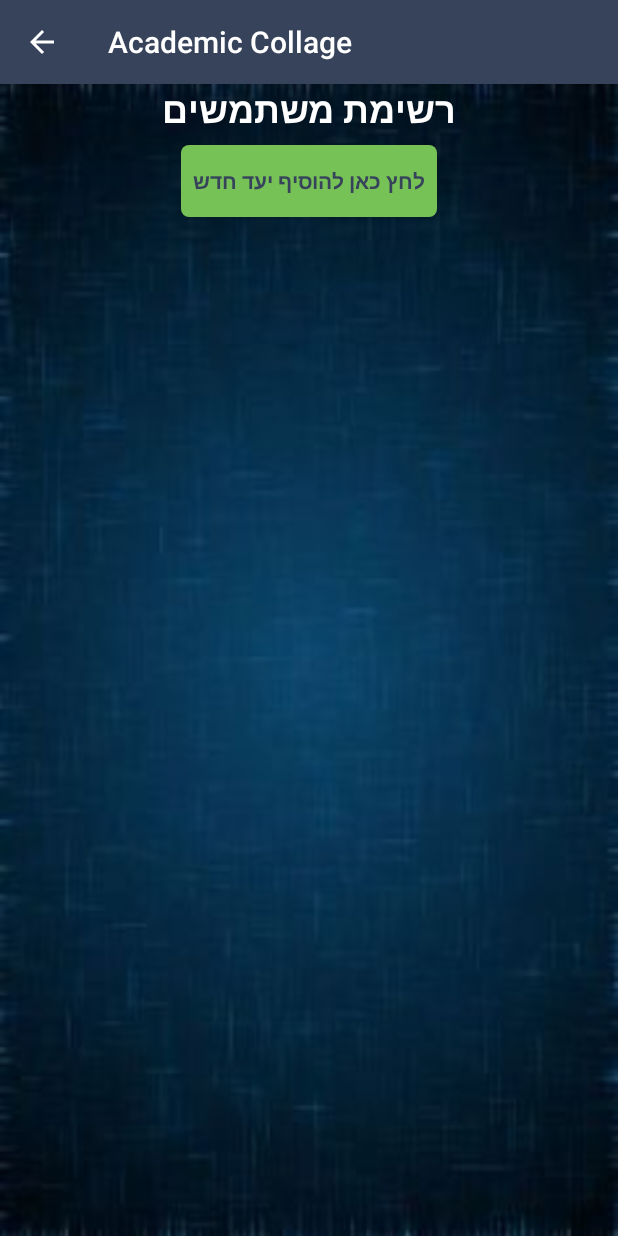
After one commit to jeffreybenabou/AcademicCollage2019, an Android app: the RecyclerExampleVacation screen opened directly, with no data from a screen before it, on a phone screen of 412 x 824 dp. The commit adds this screen. Run offline under Robolectric (Android 15) with nearby library versions, the phone set to English and light mode, and no system bars; our stand-ins replace Firebase (no records; nobody signed in at launch, a user with empty details on screens opened directly).

Commit message:
Recycler View

```diff
--- a/app/src/main/AndroidManifest.xml
+++ b/app/src/main/AndroidManifest.xml
@@ -14,7 +14,8 @@
         android:roundIcon="@mipmap/ic_launcher_round"
         android:supportsRtl="true"
         android:theme="@style/AppTheme">
-        <activity android:name=".advancePrograming.RecyclerViewExample"></activity>
+        <activity android:name=".advancePrograming.RecyclerExample.RecyclerExampleVacation"></activity>
+        <activity android:name=".advancePrograming.RecyclerExample.RecyclerViewExample" />
         <activity android:name=".advancePrograming.ThreadExample" />
         <activity android:name=".advancePrograming.AnimationExample" />
         <activity android:name=".basicPrograming.DialogExample" />
--- /dev/null
+++ b/app/src/main/java/com/jeffrey/academiccollage/advancePrograming/RecyclerExample/Adapter.java
@@ -0,0 +1,68 @@
+package com.jeffrey.academiccollage.advancePrograming.RecyclerExample;
+
+import android.view.LayoutInflater;
+import android.view.View;
+import android.view.ViewGroup;
+import android.widget.ImageView;
+import android.widget.TextView;
+
+import androidx.annotation.NonNull;
+import androidx.recyclerview.widget.RecyclerView;
+
+import com.jeffrey.academiccollage.R;
+
+import java.util.ArrayList;
+
+public class Adapter extends  RecyclerView.Adapter<Adapter.ViewHolder>{
+
+
+    private ArrayList<Vacation> vacations=new ArrayList<>();
+
+
+    public Adapter(ArrayList<Vacation> vacations){
+        this.vacations=vacations;
+    }
+
+
+
+
+
+    @NonNull
+    @Override
+    public ViewHolder onCreateViewHolder(@NonNull ViewGroup parent, int viewType) {
+        View view = LayoutInflater.from(parent.getContext()).inflate(R.layout.vacation,parent,false);
+
+        return new Adapter.ViewHolder(view);
+
+    }
+
+    @Override
+    public void onBindViewHolder(@NonNull ViewHolder holder, int position) {
+        holder.title.setText(vacations.get(position).getNameOfDestination());
+        holder.desc.setText(vacations.get(position).getMoreDetailed());
+        holder.price.setText(vacations.get(position).getPrice());
+
+
+    }
+
+    @Override
+    public int getItemCount() {
+        return vacations.size();
+    }
+
+
+    public class ViewHolder extends RecyclerView.ViewHolder {
+        public TextView title;
+        public TextView desc;
+        public ImageView link;
+        public TextView price;
+
+        public ViewHolder(@NonNull View itemView)
+        {
+            super(itemView);
+            title=itemView.findViewById(R.id.title_of_vacation);
+            desc=itemView.findViewById(R.id.description_of_vacation);
+            price=itemView.findViewById(R.id.price_of_vacation);
+        }
+    }
+}
--- /dev/null
+++ b/app/src/main/java/com/jeffrey/academiccollage/advancePrograming/RecyclerExample/RecyclerExampleVacation.java
@@ -0,0 +1,108 @@
+package com.jeffrey.academiccollage.advancePrograming.RecyclerExample;
+
+import android.content.DialogInterface;
+import android.os.Bundle;
+import android.view.LayoutInflater;
+import android.view.View;
+import android.widget.EditText;
+
+import androidx.appcompat.app.AlertDialog;
+import androidx.recyclerview.widget.LinearLayoutManager;
+import androidx.recyclerview.widget.RecyclerView;
+
+import com.google.android.gms.tasks.OnSuccessListener;
+import com.google.firebase.firestore.DocumentReference;
+import com.google.firebase.firestore.FirebaseFirestore;
+import com.google.firebase.firestore.QuerySnapshot;
+import com.jeffrey.academiccollage.BasicActivity;
+import com.jeffrey.academiccollage.R;
+
+import java.util.ArrayList;
+
+public class RecyclerExampleVacation extends BasicActivity {
+    private FirebaseFirestore db = FirebaseFirestore.getInstance();
+    private EditText title,description,price;
+    private View dialogView;
+private Adapter adapter;
+    private ArrayList<Vacation> vacations=new ArrayList<>();
+
+
+    @Override
+    protected void onCreate(Bundle savedInstanceState) {
+        super.onCreate(savedInstanceState);
+        setContentView(R.layout.activity_recycler_example_vacation);
+        loadRecyclerView();
+        loadListOfUsers();
+
+        findViewById(R.id.add_new_user).setOnClickListener(new View.OnClickListener() {
+            @Override
+            public void onClick(View v) {
+
+                AlertDialog.Builder dialogBuilder = new AlertDialog.Builder(RecyclerExampleVacation.this);
+// ...Irrelevant code for customizing the buttons and title
+                LayoutInflater inflater = RecyclerExampleVacation.this.getLayoutInflater();
+                 dialogView = inflater.inflate(R.layout.input_dialog, null);
+                dialogBuilder.setView(dialogView);
+
+                dialogBuilder.setPositiveButton("הוסף יעד", new DialogInterface.OnClickListener() {
+                    @Override
+                    public void onClick(DialogInterface dialog, int which) {
+
+                        Vacation vacation = new Vacation(title.getText().toString(), description.getText().toString(), price.getText().toString());
+
+
+                        db.collection("vacation").add(vacation).addOnSuccessListener(new OnSuccessListener<DocumentReference>() {
+                            @Override
+                            public void onSuccess(DocumentReference documentReference) {
+
+                                adapter.notifyItemChanged(vacations.size());
+
+                            }
+                        });
+
+
+                    }
+                }).setNegativeButton("בטל", new DialogInterface.OnClickListener() {
+                    @Override
+                    public void onClick(DialogInterface dialog, int which) {
+
+                    }
+                });
+
+                 title = (EditText) dialogView.findViewById(R.id.title_of_vacation);
+                description = (EditText) dialogView.findViewById(R.id.description_of_vacation);
+                price = (EditText) dialogView.findViewById(R.id.price_of_vacation);
+                AlertDialog alertDialog = dialogBuilder.create();
+                alertDialog.show();
+            }
+        });
+
+
+    }
+
+    private void loadListOfUsers(){
+        db.collection("vacation").get().addOnSuccessListener(new OnSuccessListener<QuerySnapshot>() {
+            @Override
+            public void onSuccess(QuerySnapshot queryDocumentSnapshots) {
+                for (int i = 0; i <queryDocumentSnapshots.getDocuments().size() ; i++) {
+                    vacations.add(queryDocumentSnapshots.getDocuments().get(i).toObject(Vacation.class));
+                    adapter.notifyItemChanged(i);
+                }
+
+
+            }
+        });
+    }
+
+
+    private void loadRecyclerView() {
+        LinearLayoutManager layoutManager = new LinearLayoutManager(this, LinearLayoutManager.VERTICAL, false);
+        layoutManager.setSmoothScrollbarEnabled(true);
+        RecyclerView recyclerView = findViewById(R.id.vacation_recycler);
+        recyclerView.setLayoutManager(layoutManager);
+         adapter = new Adapter(vacations);
+        recyclerView.setAdapter(adapter);
+    }
+
+
+}
--- a/app/src/main/res/layout/activity_object_example2.xml
+++ b/app/src/main/res/layout/activity_object_example2.xml
@@ -47,7 +47,7 @@
             app:layout_constraintTop_toTopOf="parent" />
 
         <TextView
-            android:id="@+id/title"
+            android:id="@+id/title_of_vacation"
             android:layout_width="wrap_content"
             android:layout_height="wrap_content"
             android:layout_marginEnd="8dp"
@@ -70,7 +70,7 @@
         tools:srcCompat="@tools:sample/avatars[7]" />
 
     <TextView
-        android:id="@+id/description"
+        android:id="@+id/description_of_vacation"
         android:layout_width="wrap_content"
         android:layout_height="wrap_content"
         android:text="TextView"
--- /dev/null
+++ b/app/src/main/res/layout/activity_recycler_example_vacation.xml
@@ -0,0 +1,44 @@
+<?xml version="1.0" encoding="utf-8"?>
+<androidx.constraintlayout.widget.ConstraintLayout xmlns:android="http://schemas.android.com/apk/res/android"
+    xmlns:app="http://schemas.android.com/apk/res-auto"
+    xmlns:tools="http://schemas.android.com/tools"
+    android:layout_width="match_parent"
+    android:layout_height="match_parent"
+    android:background="@drawable/background_image"
+    tools:context=".advancePrograming.RecyclerExample.RecyclerExampleVacation">
+
+    <TextView
+        android:id="@+id/textView61"
+        style="@style/title"
+        android:layout_width="wrap_content"
+        android:layout_height="wrap_content"
+        android:text="רשימת משתמשים"
+        app:layout_constraintEnd_toEndOf="parent"
+        app:layout_constraintStart_toStartOf="parent"
+        app:layout_constraintTop_toTopOf="parent" />
+
+    <Button
+        android:id="@+id/add_new_user"
+        style="@style/button"
+        android:layout_width="wrap_content"
+        android:layout_height="wrap_content"
+        android:paddingStart="8dp"
+        android:paddingEnd="8dp"
+        android:text="לחץ כאן להוסיף יעד חדש"
+        app:layout_constraintEnd_toEndOf="parent"
+        app:layout_constraintStart_toStartOf="parent"
+        app:layout_constraintTop_toBottomOf="@+id/textView61" />
+
+    <androidx.recyclerview.widget.RecyclerView
+        android:id="@+id/vacation_recycler"
+        android:layout_width="0dp"
+        android:layout_height="0dp"
+        android:layout_marginStart="8dp"
+        android:layout_marginTop="8dp"
+        android:layout_marginEnd="8dp"
+        android:layout_marginBottom="8dp"
+        app:layout_constraintBottom_toBottomOf="parent"
+        app:layout_constraintEnd_toEndOf="parent"
+        app:layout_constraintStart_toStartOf="parent"
+        app:layout_constraintTop_toBottomOf="@+id/add_new_user" />
+</androidx.constraintlayout.widget.ConstraintLayout>
```
Also changed, not shown: app/src/main/java/com/jeffrey/academiccollage/MainActivity.java (+7 -0 lines), app/src/main/java/com/jeffrey/academiccollage/advancePrograming/RecyclerExample/RecyclerViewExample.java (added, +25 -0 lines), app/src/main/java/com/jeffrey/academiccollage/advancePrograming/RecyclerExample/Vacation.java (added, +44 -0 lines), app/src/main/java/com/jeffrey/academiccollage/advancePrograming/RecyclerViewExample.java (deleted, +0 -17 lines), app/src/main/res/layout/activity_main.xml (+9 -1 lines), app/src/main/res/layout/activity_recycler_view_example.xml (+80 -1 lines), app/src/main/res/layout/input_dialog.xml (added, +40 -0 lines), app/src/main/res/layout/vacation.xml (added, +46 -0 lines), app/src/main/res/drawable/background_image.jpg (added), app/src/main/res/drawable/photo_add.png (added).
